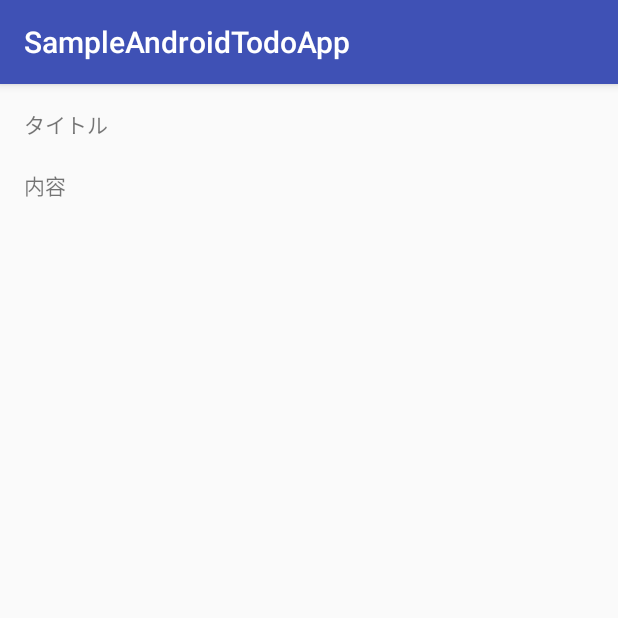
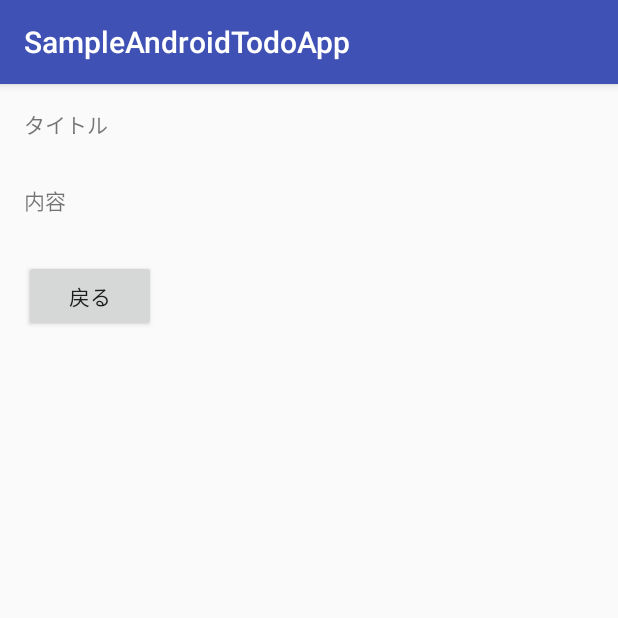
Before and after one commit to YutaKosuki/SampleAndroidTodoApp, an Android app: the TodoDetailActivity screen opened directly, with no data from a screen before it, on a phone screen of 412 x 824 dp, the top half of it. Run offline under Robolectric (Android 15) with nearby library versions, the phone set to English and light mode, and no system bars.

Commit message:
TODO詳細のレイアウト調整

```diff
--- a/app/src/main/java/com/example/kosuk_000/sampleandroidtodoapp/TodoDetailActivity.java
+++ b/app/src/main/java/com/example/kosuk_000/sampleandroidtodoapp/TodoDetailActivity.java
@@ -4,6 +4,8 @@ import android.content.Intent;
 import android.support.v7.app.AppCompatActivity;
 import android.os.Bundle;
 import android.util.Log;
+import android.view.View;
+import android.widget.Button;
 import android.widget.TextView;
 
 public class TodoDetailActivity extends AppCompatActivity {
@@ -21,5 +23,13 @@ public class TodoDetailActivity extends AppCompatActivity {
         TextView textViewContent = (TextView) findViewById(R.id.todo_detail_content_data);
         textViewContent.setText(intent.getStringExtra(Todo.COLUMN_NAME_CONTENT));
 
+        Button btn_to_main = (Button) findViewById(R.id.btn_to_main);
+        btn_to_main.setOnClickListener(new View.OnClickListener() {
+            @Override
+            public void onClick(View v) {
+                Intent intent = new Intent(TodoDetailActivity.this, MainActivity.class);
+                startActivity(intent);
+            }
+        });
     }
 }
--- a/app/src/main/res/layout/activity_todo_detail.xml
+++ b/app/src/main/res/layout/activity_todo_detail.xml
@@ -8,6 +8,12 @@
     android:paddingRight="@dimen/activity_horizontal_margin"
     android:paddingTop="@dimen/activity_vertical_margin"
     tools:context="com.example.kosuk_000.sampleandroidtodoapp.TodoDetailActivity">
+
+    <LinearLayout
+        android:orientation="vertical"
+        android:layout_width="match_parent"
+        android:layout_height="wrap_content"
+        android:id="@+id/todo_detail_linear_layout">
 
         <TextView
             android:text="@string/todo_title"
@@ -21,14 +27,16 @@
             android:layout_below="@id/todo_detail_title"
             android:layout_alignParentLeft="true"
             android:layout_alignParentRight="true"
-        android:text="Todoのタイトル:上書きされる予定"/>
+            android:text="Todoのタイトル:上書きされる予定"
+            android:textAppearance="?android:attr/textAppearanceLarge"/>
 
         <TextView
             android:text="@string/todo_content"
             android:layout_width="wrap_content"
             android:layout_height="wrap_content"
             android:id="@+id/todo_detail_content"
-        android:layout_below="@+id/todo_detail_title_data"/>
+            android:layout_below="@+id/todo_detail_title_data"
+            />
         <TextView
             android:layout_width="wrap_content"
             android:layout_height="wrap_content"
@@ -36,5 +44,16 @@
             android:layout_below="@id/todo_detail_content"
             android:layout_alignParentLeft="true"
             android:layout_alignParentRight="true"
-        android:text="Todoの内容:上書きされる予定"/>
+            android:text="Todoの内容:上書きされる予定"
+            android:textAppearance="?android:attr/textAppearanceLarge"/>
+
+    </LinearLayout>
+
+    <Button
+        android:layout_width="wrap_content"
+        android:layout_height="wrap_content"
+        android:layout_below="@+id/todo_detail_linear_layout"
+        android:id="@+id/btn_to_main"
+        android:text="@string/btn_to_main"/>
+
 </RelativeLayout>
```
Lines whose indentation alone changed are shown as unchanged.
